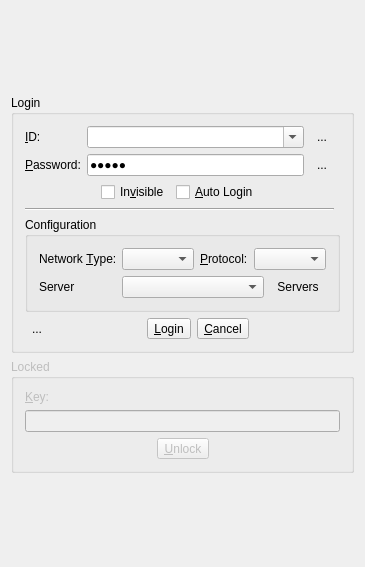
Before: the Qt Designer form src/imclient/login/loginwidget.ui in ihehui/messenger, drawn with Qt 5.
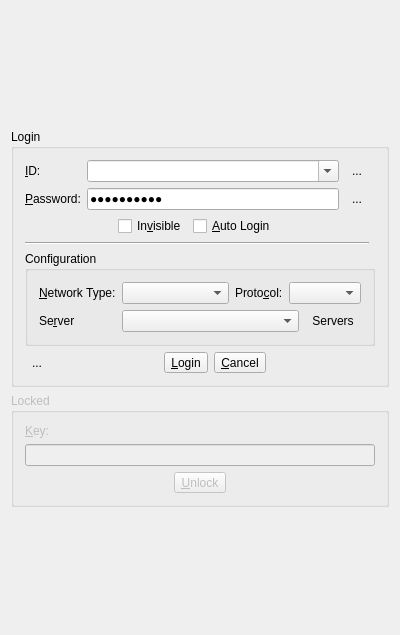
After: the same form once the commit is applied. Icons and pictures are not drawn.

What changed in the file:
```diff
--- a/src/imclient/login/loginwidget.ui
+++ b/src/imclient/login/loginwidget.ui
@@ -6,8 +6,8 @@
    <rect>
     <x>0</x>
     <y>0</y>
-    <width>360</width>
-    <height>567</height>
+    <width>400</width>
+    <height>635</height>
    </rect>
   </property>
   <property name="windowTitle">
@@ -104,7 +104,7 @@
       <item row="1" column="1">
        <widget class="QLineEdit" name="passwordLineEdit">
         <property name="text">
-         <string>hehui</string>
+         <string>hehuihehui</string>
         </property>
         <property name="frame">
          <bool>true</bool>
@@ -267,7 +267,7 @@
          <item row="0" column="0">
           <widget class="QLabel" name="labelNetworkType">
            <property name="text">
-            <string>Network &amp;Type:</string>
+            <string>&amp;Network Type:</string>
            </property>
            <property name="buddy">
             <cstring>comboBoxNetworkType</cstring>
@@ -290,7 +290,7 @@
          <item row="0" column="2">
           <widget class="QLabel" name="labelProtocol">
            <property name="text">
-            <string>&amp;Protocol:</string>
+            <string>Proto&amp;col:</string>
            </property>
            <property name="buddy">
             <cstring>comboBoxProtocol</cstring>
@@ -303,7 +303,7 @@
          <item row="1" column="0">
           <widget class="QLabel" name="labelServerIP">
            <property name="text">
-            <string>Server</string>
+            <string>Se&amp;rver</string>
            </property>
            <property name="buddy">
             <cstring>comboBoxServerIP</cstring>
```
Left out of the diff: 7 changed lines with no effect on the pictures.
